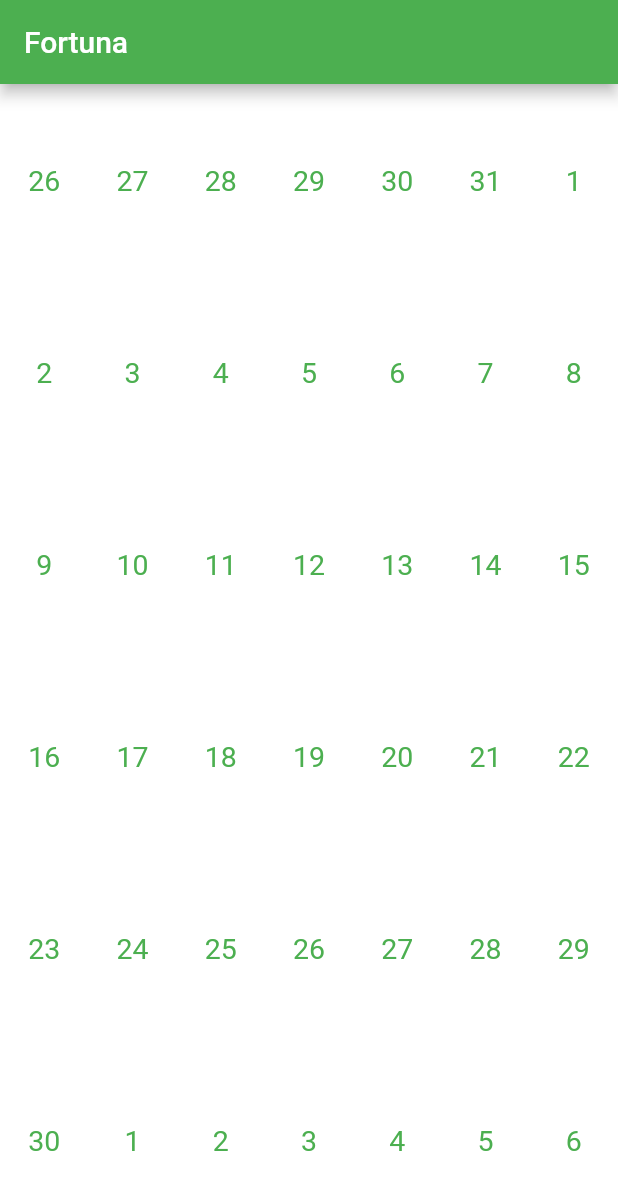
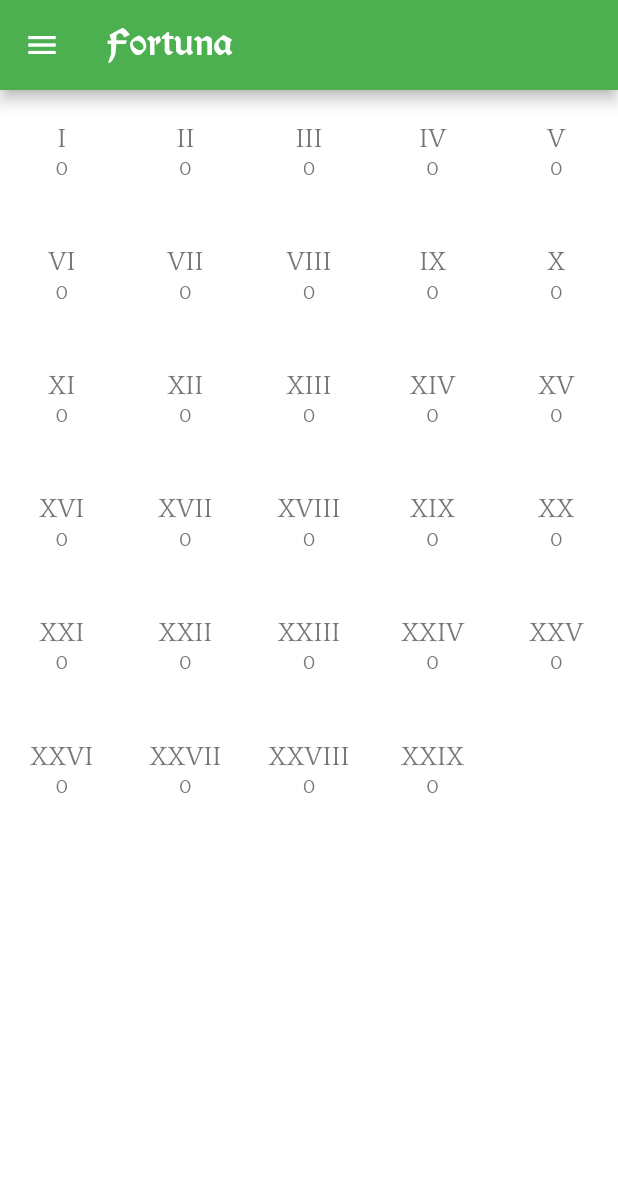
Before and after one commit to fulcrum6378/fortuna_flutter, a Flutter app: the screen it shows after launch, on a phone screen of 412 x 824 dp. Shown: the top 1190 px of the screen. Run offline on Flutter 3.47's test engine with Material 2 defaults, Android fonts, the light colour scheme and no system bars.

Commit message:
2022.04.27 - 1 (REVIVAL)

```diff
--- /dev/null
+++ b/lib/conf.dart
@@ -0,0 +1,3 @@
+class Config {
+  static String lang = "en";
+}
--- a/lib/data/conf.dart
+++ /dev/null
@@ -1,4 +0,0 @@
-class Config {
-  static String lang = "en";
-  static int firstDayOfWeek = DateTime.saturday;
-}
--- a/lib/dict.dart
+++ b/lib/dict.dart
@@ -1,12 +1,11 @@
-Map<String, Map<String, String>> dict = {
+const Map<String, Map<String, String>> dict = {
   'en': {
     "appName": "Fortuna",
     "welcome": "Welcome to Fortuna!",
     "welDesc": "This is an app designed based on the \"Hedonist\" philosophy!"
         " It is designed to calculate the amount of pleasure and pain that"
-        " one senses in their life based on Felicific calculus;"
+        " one senses in their life based on Felicific Calculus;"
         " this app will later be connected to a Dolorimeter device.",
-    "next": "Next",
   },
   'fa': {
     "appName": "فورتونا",
@@ -15,6 +14,40 @@ Map<String, Map<String, String>> dict = {
         " برای این طراحی شده است که مقدار لذت و رنج یک شخص را در طول زندگی"
         " خویش بر مبنای «فلیسیفیک کلکیولس» بسنجد؛ این اپ بعدا به یک دستگاه"
         " «دولوریمتر» یا «درد سنج» متصل خواهد شد.",
-    "next": "بعدی",
   }
 };
+
+const romanNumbers = [
+  'I',
+  'II',
+  'III',
+  'IV',
+  'V',
+  'VI',
+  'VII',
+  'VIII',
+  'IX',
+  'X',
+  'XI',
+  'XII',
+  'XIII',
+  'XIV',
+  'XV',
+  'XVI',
+  'XVII',
+  'XVIII',
+  'XIX',
+  'XX',
+  'XXI',
+  'XXII',
+  'XXIII',
+  'XXIV',
+  'XXV',
+  'XXVI',
+  'XXVII',
+  'XXVIII',
+  'XXIX',
+  'XXX',
+  'XXXI',
+  'XXXII'
+];
--- a/lib/main.dart
+++ b/lib/main.dart
@@ -1,49 +1,124 @@
+// ignore_for_file: constant_identifier_names
+
 import 'package:flutter/material.dart';
+import 'package:flutter/services.dart';
 
-import 'data/conf.dart';
+import 'conf.dart';
 import 'dict.dart';
-import 'intro.dart';
-import 'panel.dart';
-
-// adb connect 192.168.1.20:
 
 void main() => runApp(const Fortuna());
 
 class Fortuna extends StatelessWidget {
   const Fortuna({Key? key}) : super(key: key);
 
+  static const CP = Color(0xFF4CAF50);
+  static const CPD = Color(0xFF034C06);
+  static const CS = Color(0xFFF44336);
+  static const CSD = Color(0xFF670D06);
+
+  bool night() =>
+      WidgetsBinding.instance?.window.platformBrightness == Brightness.dark;
+
   @override
   Widget build(BuildContext context) {
-    // TODO: https://docs.flutter.dev/cookbook/persistence/sqlite
+    ThemeData theme = !night()
+        ? ThemeData(
+            primaryColor: CP,
+            colorScheme: ThemeData().colorScheme.copyWith(secondary: CS),
+            textTheme:
+                const TextTheme(bodyText2: TextStyle(color: Color(0xFF777777))),
+            scaffoldBackgroundColor: Colors.white,
+          )
+        : ThemeData(
+            primaryColor: CPD,
+            colorScheme: ThemeData.dark().colorScheme.copyWith(secondary: CSD),
+            textTheme:
+                const TextTheme(bodyText2: TextStyle(color: Color(0xFFFFFFFF))),
+            scaffoldBackgroundColor: Colors.black,
+          );
+    // TODO: These values do NOT change when system night mode is changed!
 
     return MaterialApp(
       title: dict[Config.lang]!["appName"]!,
-      theme: ThemeData(
-        primarySwatch: Colors.green, // 4CAF50
-        secondaryHeaderColor: Colors.red, // F44336
+      theme: theme, //themeMode: ThemeMode.system,
+      debugShowCheckedModeBanner: false,
+      home: Scaffold(
+        appBar: AppBar(
+          systemOverlayStyle: SystemUiOverlayStyle(
+            statusBarColor: theme.primaryColor,
+            systemNavigationBarColor: theme.primaryColor,
+          ),
+          toolbarHeight: 60,
+          backgroundColor: theme.primaryColor,
+          title: Text(
+            dict[Config.lang]!["appName"]!,
+            style: const TextStyle(
+              fontFamily: 'MorrisRoman',
+              fontSize: 28,
+            ),
+          ),
+        ),
+        drawer: Drawer(
+          backgroundColor: theme.primaryColor,
+          child: ListView(
+            padding: const EdgeInsets.all(8),
+            children: <ListTile>[
+              ListTile(),
+            ],
+          ),
+        ),
+        body: const TaoCalendar(),
       ),
-      home: const Pager(),
     );
   }
 }
 
-class Pager extends StatefulWidget {
-  const Pager({Key? key}) : super(key: key);
+class TaoCalendar extends StatefulWidget {
+  const TaoCalendar({Key? key}) : super(key: key);
 
   @override
-  PagerState createState() => PagerState();
+  State<StatefulWidget> createState() => TaoCalendarState();
 }
 
-class PagerState extends State<Pager> {
-  var page = 1;
-
+class TaoCalendarState extends State<TaoCalendar> {
   @override
   Widget build(BuildContext context) {
-    switch (page) {
-      case 0:
-        return const Intro();
-      default:
-        return const Panel();
+    DateTime now = DateTime.now();
+    List<int> days = [];
+
+    for (var i = 0; i < 29; i++) {
+      days.add(i);
     }
+
+    return GridView.count(
+      crossAxisCount: 5,
+      children: days
+          .map((i) => InkWell(
+                onTap: () {},
+                child: Column(
+                  mainAxisAlignment: MainAxisAlignment.center,
+                  children: [
+                    Text(
+                      romanNumbers[i],
+                      style: const TextStyle(
+                        fontFamily: 'Quattrocento',
+                        fontWeight: FontWeight.w400,
+                        fontSize: 18,
+                      ),
+                    ),
+                    const SizedBox(height: 3),
+                    Text(
+                      "0",
+                      style: const TextStyle(
+                        fontFamily: 'Quattrocento',
+                        fontWeight: FontWeight.w400,
+                        fontSize: 13,
+                      ),
+                    ),
+                  ],
+                ),
+              ))
+          .toList(),
+    );
   }
 }
--- a/lib/panel.dart
+++ /dev/null
@@ -1,91 +0,0 @@
-import 'package:flutter/material.dart';
-
-import 'data/conf.dart';
-import 'dict.dart';
-
-class Panel extends StatelessWidget {
-  const Panel({Key? key}) : super(key: key);
-
-  @override
-  Widget build(BuildContext context) {
-    return Scaffold(
-      backgroundColor: Colors.white,
-      appBar: AppBar(
-        title: Text(dict[Config.lang]!["appName"]!),
-      ),
-      body: const TaoCalendar(),
-    );
-  }
-}
-
-class TaoCalendar extends StatefulWidget {
-  const TaoCalendar({Key? key}) : super(key: key);
-
-  @override
-  State<StatefulWidget> createState() => TaoCalendarState();
-}
-
-class TaoCalendarState extends State<TaoCalendar> {
-  /*@override
-  void initState() {
-    super.initState();
-  }*/
-
-  @override
-  Widget build(BuildContext context) {
-    DateTime now = DateTime.now(); // .subtract(const Duration(days: 106))
-    List<DayCell> days = [];
-
-    DateTime cur = DateTime.utc(now.year, now.month, 1, 0, 0, 0, 0, 0);
-    int dist = 0, i = Config.firstDayOfWeek;
-    while (i != cur.weekday) {
-      if (i > 7)
-        i = 1;
-      else {
-        i++;
-        dist++;
-      }
-    }
-    for (var i = dist; i > 0; i--) {
-      days.add(DayCell(cur.subtract(Duration(days: i)), shadowed: true));
-    }
-    while (cur.month == now.month) {
-      days.add(DayCell(cur));
-      cur = cur.add(const Duration(days: 1));
-    }
-    for (var i = 0; i <= (days.length % 7); i++) {
-      days.add(DayCell(cur.add(Duration(days: i)), shadowed: true));
-    }
-
-    List<Widget> rows = [];
-    for (int r = 0; r < days.length / 7; r++) {
-      List<Widget> cells = [];
-      for (int c = 0; c < 7; c++) {
-        cells.add(Expanded(
-          child: InkWell(
-            child: Expanded(
-              child: Text(
-                days[(r * 7) + c].date.day.toString(),
-                textAlign: TextAlign.center,
-                style: const TextStyle(
-                  color: Colors.green,
-                  fontSize: 19,
-                ),
-              ),
-            ),
-            onTap: () => {},
-          ),
-        ));
-      }
-      rows.add(Expanded(child: Row(children: cells)));
-    }
-    return Column(children: rows);
-  }
-}
-
-class DayCell {
-  DayCell(this.date, {this.shadowed = false});
-
-  DateTime date;
-  bool shadowed;
-}
```
Also changed, not shown: lib/data/user.dart (deleted, +0 -14 lines), lib/intro.dart (deleted, +0 -105 lines), pubspec.yaml (+13 -25 lines), assets/font/morris_roman_black.ttf (added), assets/font/quattrocento_bold.ttf (added), assets/font/quattrocento_regular.ttf (added), assets/logo.png (deleted), pubspec.lock, 14 other files.
